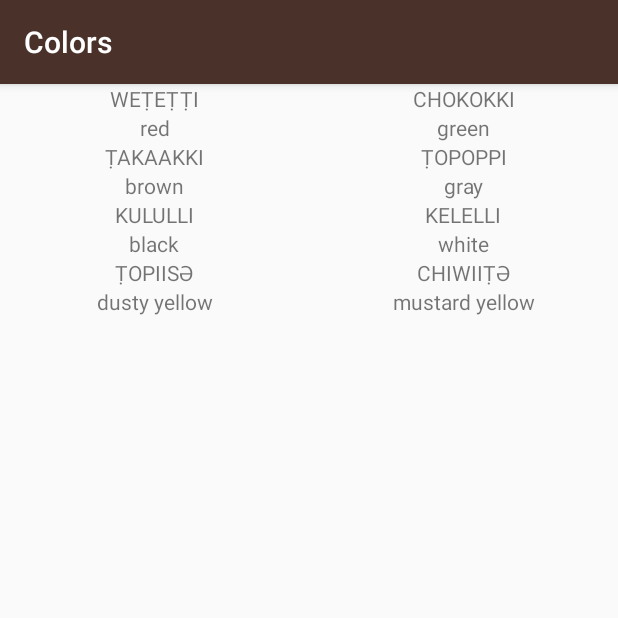
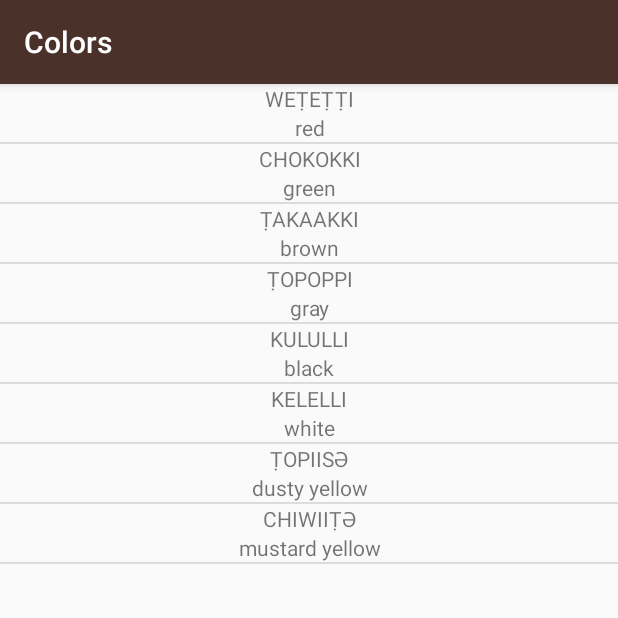
Before and after one commit to iccaka/MiwokApp, an Android app: the ColorsActivity screen opened directly, with no data from a screen before it, on a phone screen of 412 x 824 dp, the top half of it. Run offline under Robolectric (Android 15) with nearby library versions, the phone set to English and light mode, and no system bars.

Commit message:
Migrate from using 'GridView' to using 'ListView'
All of the activity classes, plus the main 'base' activity class, have
been modified so they use a 'ListView' instead of a 'GridView'.

The same goes for their corresponding '.xml' files. The IDs have also
been changed.

```diff
--- a/app/src/main/java/com/dev/iccaka/androidtestsite/BaseActivity.java
+++ b/app/src/main/java/com/dev/iccaka/androidtestsite/BaseActivity.java
@@ -1,6 +1,6 @@
 package com.dev.iccaka.androidtestsite;
 
-import android.widget.GridView;
+import android.widget.ListView;
 
 import androidx.appcompat.app.AppCompatActivity;
 
@@ -8,7 +8,7 @@ import java.util.List;
 
 public abstract class BaseActivity extends AppCompatActivity implements SetViews, Activity {
 
-    protected GridView mainGridView;
+    protected ListView mainListView;
     protected List<Dictionary> dictionaryList;
     protected int stringArrayDefault;
     protected int stringArrayTranslated;
--- a/app/src/main/java/com/dev/iccaka/androidtestsite/ColorsActivity.java
+++ b/app/src/main/java/com/dev/iccaka/androidtestsite/ColorsActivity.java
@@ -19,11 +19,11 @@ public class ColorsActivity extends BaseActivity {
         this.putWordsIntoList();
 
         WordAdapter wordAdapter = new WordAdapter(this, this.dictionaryList);
-        this.mainGridView.setAdapter(wordAdapter);
+        this.mainListView.setAdapter(wordAdapter);
     }
 
     @Override
     public void setViews() {
-        this.mainGridView = findViewById(R.id.colorsActivityMainGridView);
+        this.mainListView = findViewById(R.id.colorsActivityMainListView);
     }
 }
--- a/app/src/main/java/com/dev/iccaka/androidtestsite/FamilyActivity.java
+++ b/app/src/main/java/com/dev/iccaka/androidtestsite/FamilyActivity.java
@@ -19,11 +19,11 @@ public class FamilyActivity extends BaseActivity {
         this.putWordsIntoList();
 
         WordAdapter wordAdapter = new WordAdapter(this, this.dictionaryList);
-        this.mainGridView.setAdapter(wordAdapter);
+        this.mainListView.setAdapter(wordAdapter);
     }
 
     @Override
     public void setViews() {
-        this.mainGridView = findViewById(R.id.familyActivityMainGridView);
+        this.mainListView = findViewById(R.id.familyActivityMainListView);
     }
 }
--- a/app/src/main/java/com/dev/iccaka/androidtestsite/NumbersActivity.java
+++ b/app/src/main/java/com/dev/iccaka/androidtestsite/NumbersActivity.java
@@ -19,11 +19,11 @@ public class NumbersActivity extends BaseActivity {
         this.putWordsIntoList();
 
         WordAdapter wordAdapter = new WordAdapter(this, this.dictionaryList);
-        this.mainGridView.setAdapter(wordAdapter);
+        this.mainListView.setAdapter(wordAdapter);
     }
 
     @Override
     public void setViews() {
-        this.mainGridView = findViewById(R.id.numbersActivityMainGridView);
+        this.mainListView = findViewById(R.id.numbersActivityMainListView);
     }
 }
--- a/app/src/main/java/com/dev/iccaka/androidtestsite/PhrasesActivity.java
+++ b/app/src/main/java/com/dev/iccaka/androidtestsite/PhrasesActivity.java
@@ -19,11 +19,11 @@ public class PhrasesActivity extends BaseActivity {
         this.putWordsIntoList();
 
         WordAdapter wordAdapter = new WordAdapter(this, this.dictionaryList);
-        this.mainGridView.setAdapter(wordAdapter);
+        this.mainListView.setAdapter(wordAdapter);
     }
 
     @Override
     public void setViews() {
-        this.mainGridView = findViewById(R.id.phrasesActivityMainGridView);
+        this.mainListView = findViewById(R.id.phrasesActivityMainListView);
     }
 }
--- a/app/src/main/res/layout/activity_colors.xml
+++ b/app/src/main/res/layout/activity_colors.xml
@@ -6,13 +6,12 @@
     android:layout_height="match_parent"
     tools:context=".ColorsActivity">
 
-    <GridView
-        android:id="@+id/colorsActivityMainGridView"
-        android:numColumns="2"
+    <ListView
+        android:id="@+id/colorsActivityMainListView"
         android:gravity="center"
         android:stretchMode="columnWidth"
         android:layout_width="match_parent"
         android:layout_height="match_parent">
-    </GridView>
+    </ListView>
 
 </androidx.constraintlayout.widget.ConstraintLayout>
```
Also changed, not shown: app/src/main/res/layout/activity_family.xml (+3 -4 lines), app/src/main/res/layout/activity_numbers.xml (+3 -4 lines), app/src/main/res/layout/activity_phrases.xml (+3 -4 lines).
